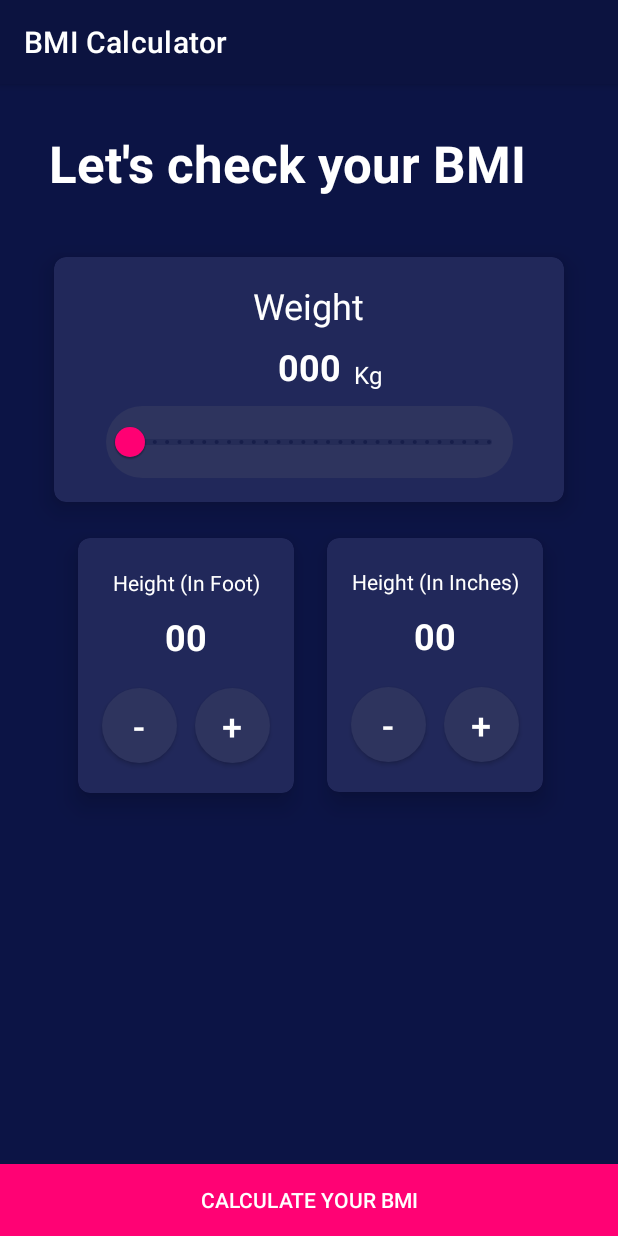
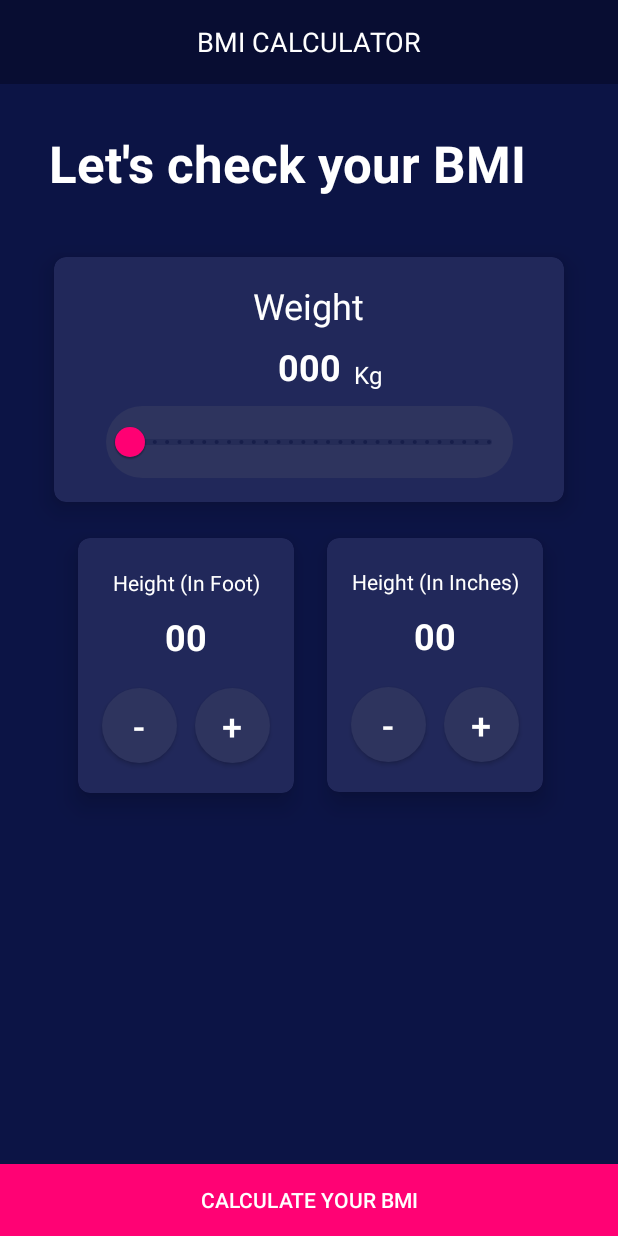
Before and after one commit to Vishnuanand77/BMI_Calculator, an Android app: the screen it shows after launch (MainActivity), on a phone screen of 412 x 824 dp. Run offline under Robolectric (Android 15) with nearby library versions, the phone set to English and light mode, and no system bars.

Commit message:
Created custom toolbar to act as Action bar

```diff
--- a/app/build.gradle
+++ b/app/build.gradle
@@ -33,10 +33,10 @@ dependencies {
     implementation 'androidx.appcompat:appcompat:1.3.0'
     implementation 'com.google.android.material:material:1.3.0'
     implementation 'androidx.constraintlayout:constraintlayout:2.0.4'
+    implementation 'org.jetbrains:annotations:15.0'
     testImplementation 'junit:junit:4.+'
     androidTestImplementation 'androidx.test.ext:junit:1.1.2'
     androidTestImplementation 'androidx.test.espresso:espresso-core:3.3.0'
 
-    implementation 'androidx.compose.material:material:1.0.0-beta09'
-    implementation 'com.github.markushi:circlebutton:1.1';
+    implementation 'com.google.android.material:material:1.4.0-rc01'
 }
--- a/app/src/main/AndroidManifest.xml
+++ b/app/src/main/AndroidManifest.xml
@@ -8,6 +8,7 @@
         android:label="@string/app_name"
         android:roundIcon="@mipmap/ic_launcher_round"
         android:supportsRtl="true"
+
         android:theme="@style/Theme.BMICalculator">
         <activity
             android:name=".ResultsPage"
--- a/app/src/main/res/layout/activity_main.xml
+++ b/app/src/main/res/layout/activity_main.xml
@@ -6,6 +6,22 @@
     android:layout_height="match_parent"
     android:background="#0C1445"
     tools:context=".MainActivity">
+
+    <com.google.android.material.appbar.MaterialToolbar
+        android:id="@+id/materialToolbar"
+        android:layout_width="match_parent"
+        android:layout_height="wrap_content"
+        android:background="@color/purple_700"
+        android:textAlignment="center"
+        android:theme="@style/Theme.AppCompat.DayNight.DarkActionBar"
+        app:layout_constraintEnd_toEndOf="parent"
+        app:layout_constraintStart_toStartOf="parent"
+        app:layout_constraintTop_toTopOf="parent"
+        app:title="BMI CALCULATOR"
+        app:titleCentered="true"
+        app:titleTextAppearance="@style/TextAppearance.AppCompat.Medium"
+        app:titleTextColor="#FFFFFF" />
+
 
     <androidx.cardview.widget.CardView
         android:id="@+id/WeightCard"
@@ -285,7 +301,7 @@
         app:layout_constraintEnd_toEndOf="parent"
         app:layout_constraintHorizontal_bias="0.352"
         app:layout_constraintStart_toStartOf="parent"
-        app:layout_constraintTop_toTopOf="parent" />
+        app:layout_constraintTop_toBottomOf="@+id/materialToolbar" />
 
 
 </androidx.constraintlayout.widget.ConstraintLayout>
--- a/app/src/main/res/values/themes.xml
+++ b/app/src/main/res/values/themes.xml
@@ -1,6 +1,6 @@
 <resources xmlns:tools="http://schemas.android.com/tools">
     <!-- Base application theme. -->
-    <style name="Theme.BMICalculator" parent="Theme.MaterialComponents.DayNight.DarkActionBar">
+    <style name="Theme.BMICalculator" parent="Theme.MaterialComponents.DayNight.NoActionBar">
         <!-- Primary brand color. -->
         <item name="colorPrimary">@color/purple_500</item>
         <item name="colorPrimaryVariant">@color/purple_700</item>
```
Also changed, not shown: app/src/main/java/com/example/bmicalculator/ResultsPage.java (+6 -5 lines), app/src/main/res/layout/toolbar.xml (added, +7 -0 lines).
